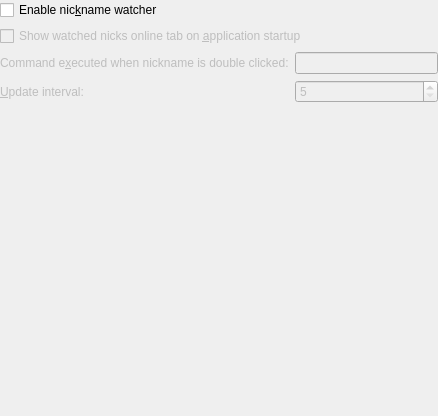
This is src/config/watchednicknames_configui.ui in KDE/konversation as Qt 5 draws it before an edit. The edited form follows.
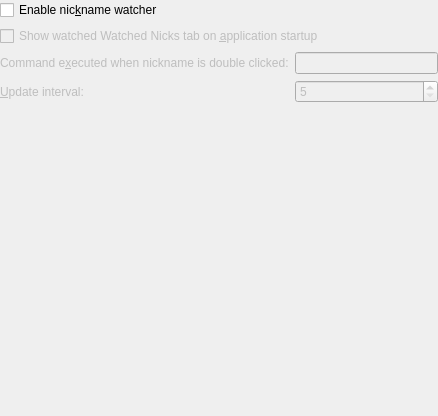
This is the edited form. Custom widgets are drawn as their Qt base class.

Commit message:
Drop the "Online" from "Watched Nicks Online".
Makes more sense these days as management of currently-offline nicks
also goes through this UI.

CCMAIL:jpwhiting@kde.org

What changed in the file:
```diff
--- a/src/config/watchednicknames_configui.ui
+++ b/src/config/watchednicknames_configui.ui
@@ -37,7 +37,7 @@
       <string>&lt;qt&gt;When checked, the &lt;b&gt;Nicks Online&lt;/b&gt; window will be automatically opened when starting Konversation.&lt;/qt&gt;</string>
      </property>
      <property name="text">
-      <string>Show watched nicks online tab on &amp;application startup</string>
+      <string>Show watched Watched Nicks tab on &amp;application startup</string>
      </property>
     </widget>
    </item>
```
Left out of the diff: 8 changed lines with no effect on the pictures. The commit also changes 4 other files.
